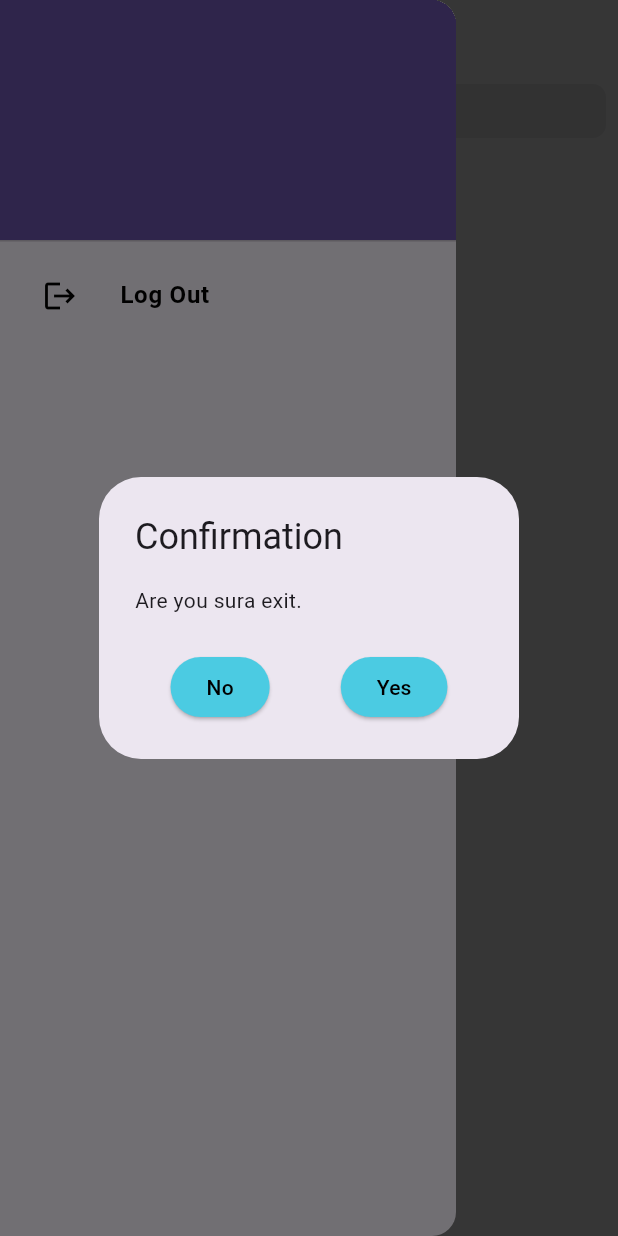
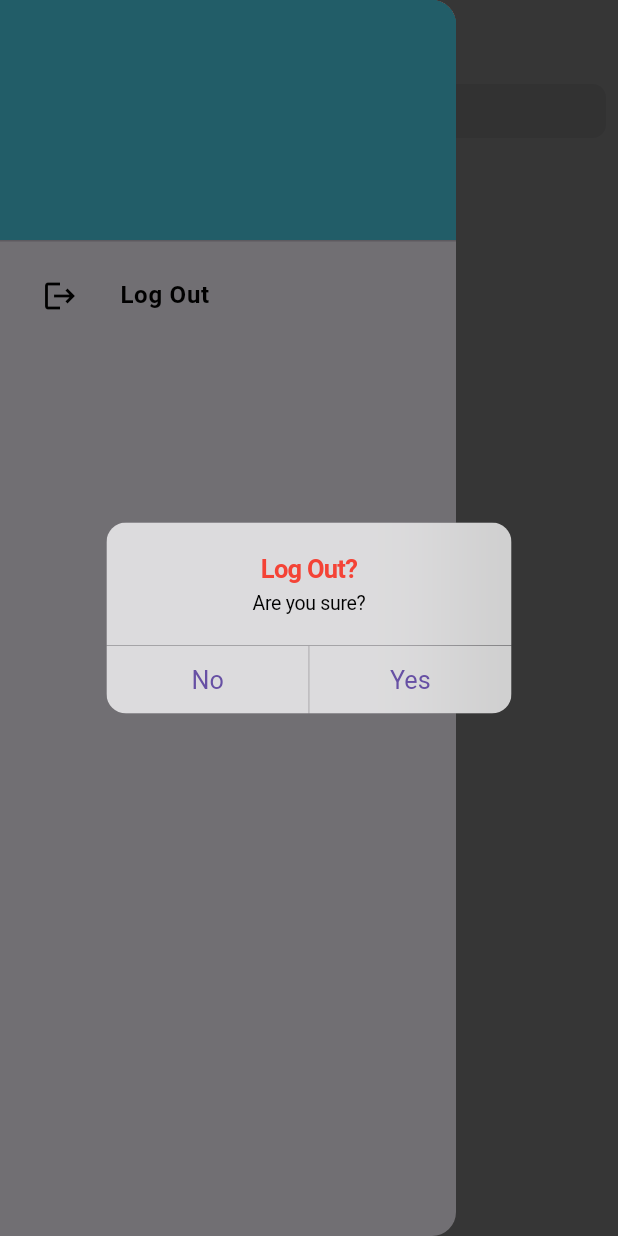
Before and after one commit to mdabdullahalsiddik/E-Commerce-App--UI, a Flutter app: the HomePage screen opened directly, in the side drawer, after a tap on "Log Out", on a phone screen of 412 x 824 dp. Run offline on Flutter 3.47's test engine with Material 3 defaults, Android fonts, the phone set to English and light mode, and no system bars; our stand-ins replace firebase_auth, firebase_core, firebase_database, flutter_chat_types, flutter_chat_ui, flutter_easyloading; accounts and stored records are empty.

Commit message:
error solve

```diff
--- a/lib/Pages/home_page.dart
+++ b/lib/Pages/home_page.dart
@@ -11,6 +11,7 @@ import 'package:firebase_auth/firebase_auth.dart';
 import 'package:firebase_database/firebase_database.dart';
 import 'package:flutter/cupertino.dart';
 import 'package:flutter/material.dart';
+import 'package:flutter_easyloading/flutter_easyloading.dart';
 
 class HomePage extends StatefulWidget {
   const HomePage({super.key});
@@ -85,11 +86,22 @@ class _HomePageState extends State<HomePage> {
                     child: ListView(
                       children: [
                         UserAccountsDrawerHeader(
+                          decoration: const BoxDecoration(
+                            color: AllColors.primaryColor,
+                          ),
                           accountName: Text(
                             snapshot.data!.name.toString(),
+                            style: const TextStyle(
+                              color: Colors.black,
+                              fontSize: 24,
+                            ),
                           ),
                           accountEmail: Text(
                             snapshot.data!.mail.toString(),
+                            style: const TextStyle(
+                              color: Colors.black,
+                              fontSize: 24,
+                            ),
                           ),
                         ),
                         InkWell(
@@ -98,39 +110,25 @@ class _HomePageState extends State<HomePage> {
                               barrierDismissible: true,
                               context: context,
                               builder: (context) {
-                                return AlertDialog(
-                                  title: const Text("Confirmation"),
-                                  content: const Text("Are you sura exit."),
+                                return CupertinoAlertDialog(
+                                  title: const Text(
+                                    "Log Out?",
+                                    style: TextStyle(color: Colors.red),
+                                  ),
+                                  content: const Text("Are you sure?"),
                                   actions: [
-                                    Row(
-                                      mainAxisAlignment:
-                                          MainAxisAlignment.spaceAround,
-                                      children: [
-                                        ElevatedButton(
-                                            style: const ButtonStyle(
-                                              backgroundColor:
-                                                  MaterialStatePropertyAll(
-                                                AllColors.primaryColor,
+                                    CupertinoDialogAction(
+                                      onPressed: () {
+                                        Navigator.pop(context);
+                                      },
+                                      child: const Text("No"),
                                     ),
-                                            ),
+                                    CupertinoDialogAction(
                                         onPressed: () {
-                                              Navigator.pop(context, false);
-                                            },
-                                            child: const Text(
-                                              "No",
-                                              style: TextStyle(
-                                                  color: Colors.black),
-                                            )),
-                                        ElevatedButton(
-                                            style: const ButtonStyle(
-                                              backgroundColor:
-                                                  MaterialStatePropertyAll(
-                                                AllColors.primaryColor,
-                                              ),
-                                            ),
-                                            onPressed: () {
-                                              setState(() {
-                                                FirebaseAuth.instance.signOut();
+                                          setState(() async {
+                                            await EasyLoading.show(
+                                                status: 'loading...');
+                                            // ignore: use_build_context_synchronously
                                             Navigator.pushAndRemoveUntil(
                                               context,
                                               MaterialPageRoute(
@@ -139,13 +137,13 @@ class _HomePageState extends State<HomePage> {
                                               ),
                                               (route) => false,
                                             );
+                                            FirebaseAuth.instance.signOut();
+                                            EasyLoading.showSuccess(
+                                                'Great Success!');
+                                            EasyLoading.dismiss();
                                           });
                                         },
-                                            child: const Text("Yes",
-                                                style: TextStyle(
-                                                    color: Colors.black))),
-                                      ],
-                                    )
+                                        child: const Text("Yes")),
                                   ],
                                 );
                               },
```
Also changed, not shown: lib/Pages/authentication/SingupPage.dart (+11 -5 lines). Lines whose indentation alone changed are shown as unchanged.
